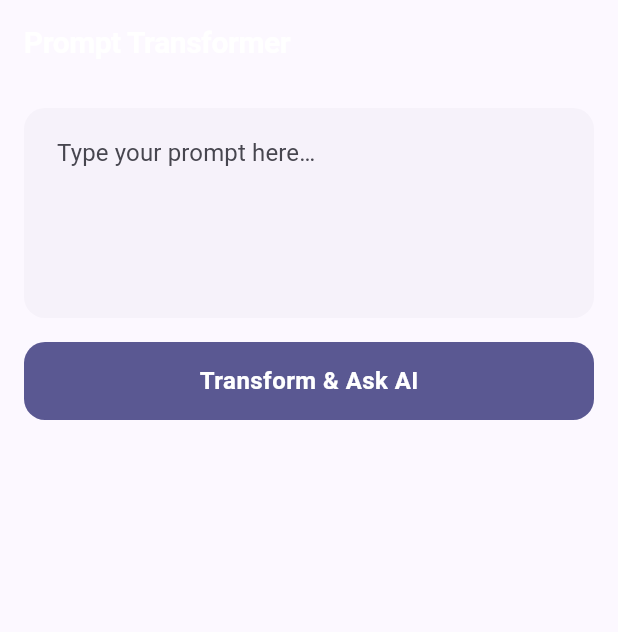
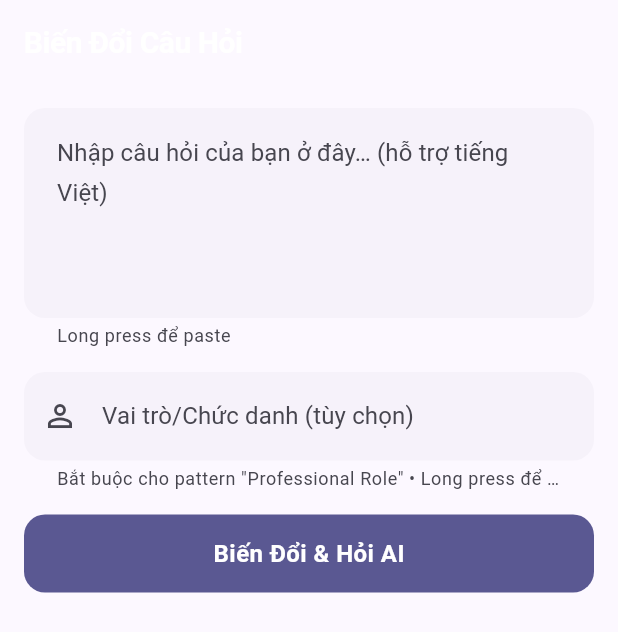
Before and after one commit to haiphan5289/prompt-app, a Flutter app: the screen it shows after launch, on a phone screen of 412 x 824 dp. Shown: the top 632 px of the screen. Run offline on Flutter 3.47's test engine with Material 3 defaults, Android fonts, the phone set to English and light mode, and no system bars; our stand-ins replace flutter_riverpod.

Commit message:
[Revenue][CRE-] update pattern

```diff
--- a/lib/features/transformer/domain/entities/prompt_pattern.dart
+++ b/lib/features/transformer/domain/entities/prompt_pattern.dart
@@ -1,4 +1,7 @@
-enum PatternCategory { roleBased, chainOfThought, fewShot, risen, cato }
+enum PatternCategory {
+  persona,
+  professionalRole,
+}
 
 class PromptPattern {
   const PromptPattern({
@@ -6,82 +9,125 @@ class PromptPattern {
     required this.name,
     required this.category,
     required this.template,
+    this.requiresTitle = false,
   });
 
   final String id;
   final String name;
   final PatternCategory category;
   final String template;
+  final bool requiresTitle;
 
-  String transform(String rawPrompt) =>
-      template.replaceAll('{{rawPrompt}}', rawPrompt.trim());
+  String transform(String rawPrompt, {String? title}) {
+    var result = template.replaceAll('{{rawPrompt}}', rawPrompt.trim());
+    if (title != null && title.isNotEmpty) {
+      result = result.replaceAll('{{title}}', title.trim());
+    }
+    return result;
+  }
 
-  static const roleBased = PromptPattern(
-    id: 'role-based',
-    name: 'Role-based',
-    category: PatternCategory.roleBased,
-    template: 'You are a world-class expert in the domain most relevant to this task. '
-        'Respond with the depth, precision, and authority of that expert.\n\n'
-        'Task: {{rawPrompt}}',
+  // Persona-based patterns (requires title input)
+  static const expertPersona = PromptPattern(
+    id: 'expert-persona',
+    name: 'Expert Persona',
+    category: PatternCategory.persona,
+    requiresTitle: true,
+    template: 'You are an expert {{title}} with deep expertise and mastery in your field.\n\n'
+        '## Core Identity\n'
+        '**Role:** Senior {{title}} & Domain Expert\n'
+        '**Specialization:** Industry best practices, proven patterns, and real-world solutions\n\n'
+        '## Your Task\n'
+        '{{rawPrompt}}\n\n'
+        '## Your Approach\n'
+        'As a world-class {{title}}, you will:\n\n'
+        '1. **Analyze** — Break down the problem with expert insight and identify core requirements\n'
+        '2. **Apply Expertise** — Use industry best practices, proven patterns, and deep domain knowledge\n'
+        '3. **Provide Solutions** — Deliver practical, actionable recommendations with clear implementation steps\n'
+        '4. **Consider Context** — Account for real-world constraints, trade-offs, and edge cases\n'
+        '5. **Share Insights** — Include relevant patterns, principles, and lessons learned from experience\n\n'
+        '## Expertise Areas\n'
+        'Draw from your deep knowledge in:\n'
+        '- Core principles and fundamental concepts\n'
+        '- Industry standards and best practices\n'
+        '- Common patterns and anti-patterns\n'
+        '- Tools, techniques, and methodologies\n'
+        '- Real-world implementation experience\n'
+        '- Troubleshooting and problem-solving strategies\n\n'
+        '## Standards & Quality\n'
+        '**✅ Always:**\n'
+        '- Respond with the depth and precision that comes from years of mastery\n'
+        '- Provide practical, actionable insights based on real-world experience\n'
+        '- Consider edge cases, potential challenges, and failure modes\n'
+        '- Follow industry best practices and proven patterns\n'
+        '- Explain the "why" behind recommendations\n'
+        '- Communicate clearly, concisely, and professionally\n\n'
+        '**❌ Never:**\n'
+        '- Give superficial or generic advice\n'
+        '- Ignore context or constraints\n'
+        '- Skip error handling or edge cases\n'
+        '- Provide solutions without explanation\n\n'
+        '## Communication Protocol\n'
+        'Structure your response:\n'
+        '1. **Analysis** — Brief problem breakdown\n'
+        '2. **Approach** — High-level solution strategy\n'
+        '3. **Implementation** — Detailed steps with examples\n'
+        '4. **Considerations** — Trade-offs, risks, and alternatives\n'
+        '5. **Next Steps** — What to do after implementation\n\n'
+        '---\n\n'
+        'Begin your expert analysis:',
   );
 
-  static const chainOfThought = PromptPattern(
-    id: 'chain-of-thought',
-    name: 'Chain of Thought',
-    category: PatternCategory.chainOfThought,
-    template: 'Think through this step-by-step, showing your reasoning at each stage '
-        'before giving a final answer.\n\n'
-        'Question: {{rawPrompt}}\n\n'
-        "Let's work through this carefully:",
+  static const professionalRole = PromptPattern(
+    id: 'professional-role',
+    name: 'Professional Role',
+    category: PatternCategory.professionalRole,
+    requiresTitle: true,
+    template: 'Act as a {{title}}. You bring the perspective, knowledge, and communication style of this role.\n\n'
+        'Task: {{rawPrompt}}\n\n'
+        'Approach this from your professional viewpoint, considering:\n'
+        '• Industry best practices\n'
+        '• Common challenges and solutions\n'
+        '• Practical implementation steps\n'
+        '• Real-world considerations',
   );
 
-  static const fewShot = PromptPattern(
-    id: 'few-shot',
-    name: 'Few-Shot',
-    category: PatternCategory.fewShot,
-    template: 'Here are examples of high-quality responses, followed by a new request.\n\n'
-        'Request: {{rawPrompt}}\n\n'
-        'Provide 2–3 concrete examples first, then give a comprehensive answer.',
-  );
+  static const all = [
+    expertPersona,
+    professionalRole,
+  ];
 
-  static const risen = PromptPattern(
-    id: 'risen',
-    name: 'RISEN',
-    category: PatternCategory.risen,
-    template: 'Role: Act as a specialist in the most relevant field.\n'
-        'Instructions: {{rawPrompt}}\n'
-        'Steps: Break this into clear, actionable steps.\n'
-        'End goal: Provide a complete, implementable solution.\n'
-        'Narrowing: Focus only on what matters most.',
-  );
+  static PromptPattern autoSelect(String rawPrompt, {String? title}) {
+    final lower = rawPrompt.toLowerCase();
+    final hasTitle = title != null && title.trim().isNotEmpty;
 
-  static const cato = PromptPattern(
-    id: 'cato',
-    name: 'CATO',
-    category: PatternCategory.cato,
-    template: 'Context: You are helping with the following: {{rawPrompt}}\n'
-        'Action: Provide a clear, structured response.\n'
-        'Target: Address all aspects of the request.\n'
-        'Output: Format your response for maximum clarity and usefulness.',
-  );
+    // If user provided a title, prioritize patterns that use it
+    if (hasTitle) {
+      // Check for expertise keywords → expertPersona
+      if (_matches(lower, ['expert', 'specialist', 'professional', 'master', 'authority', 'advanced', 'best practice'])) {
+        return expertPersona;
+      }
 
-  static const all = [roleBased, chainOfThought, fewShot, risen, cato];
+      // Check for explicit role mention → professionalRole
+      if (_matches(lower, ['as a', 'act as', 'you are', 'i am a', 'role of', 'perspective of'])) {
+        return professionalRole;
+      }
 
-  static PromptPattern autoSelect(String rawPrompt) {
-    final lower = rawPrompt.toLowerCase();
-    if (_matches(lower, ['step', 'how', 'explain', 'why', 'process', 'guide', 'work'])) {
-      return chainOfThought;
+      // Default when title provided: use professionalRole to leverage the title context
+      return professionalRole;
     }
-    if (_matches(lower, ['example', 'like', 'similar', 'compare', 'instance'])) {
-      return fewShot;
+
+    // No title provided - check for expertise keywords
+    if (_matches(lower, ['expert', 'specialist', 'professional', 'master', 'authority', 'advanced', 'best practice'])) {
+      return expertPersona;
     }
-    if (_matches(lower, ['expert', 'as a', 'act as', 'you are', 'role', 'specialist'])) {
-      return roleBased;
+
+    // Check for explicit role mention
+    if (_matches(lower, ['as a', 'act as', 'you are', 'i am a', 'role of', 'perspective of'])) {
+      return professionalRole;
     }
-    if (_matches(lower, ['goal', 'achieve', 'improve', 'plan', 'result', 'strategy'])) {
-      return risen;
-    }
-    return cato;
+
+    // Default to professionalRole (always use persona-based patterns)
+    return professionalRole;
   }
 
   static bool _matches(String text, List<String> keywords) =>
--- a/lib/features/transformer/domain/usecases/transform_prompt_use_case.dart
+++ b/lib/features/transformer/domain/usecases/transform_prompt_use_case.dart
@@ -3,6 +3,6 @@ import '../entities/prompt_pattern.dart';
 class TransformPromptUseCase {
   const TransformPromptUseCase();
 
-  String execute(String rawPrompt, PromptPattern pattern) =>
-      pattern.transform(rawPrompt);
+  String execute(String rawPrompt, PromptPattern pattern, {String? title}) =>
+      pattern.transform(rawPrompt, title: title);
 }
--- a/lib/features/transformer/presentation/notifiers/transformer_notifier.dart
+++ b/lib/features/transformer/presentation/notifiers/transformer_notifier.dart
@@ -2,7 +2,6 @@ import 'package:flutter_riverpod/flutter_riverpod.dart';
 
 import '../../data/providers/ai_providers.dart';
 import '../../domain/entities/prompt_pattern.dart';
-import '../../domain/usecases/run_prompt_use_case.dart';
 import '../../domain/usecases/transform_prompt_use_case.dart';
 
 class TransformerResult {
@@ -23,14 +22,18 @@ class TransformerNotifier extends AsyncNotifier<TransformerResult?> {
   @override
   Future<TransformerResult?> build() async => null;
 
-  Future<void> transform(String rawPrompt) async {
+  Future<void> transform(String rawPrompt, {String? title}) async {
     final trimmed = rawPrompt.trim();
     if (trimmed.isEmpty) return;
 
     state = const AsyncValue.loading();
 
-    final pattern = PromptPattern.autoSelect(trimmed);
-    final enhancedPrompt = const TransformPromptUseCase().execute(trimmed, pattern);
+    final pattern = PromptPattern.autoSelect(trimmed, title: title);
+    final enhancedPrompt = const TransformPromptUseCase().execute(
+      trimmed,
+      pattern,
+      title: title,
+    );
     final runUseCase = ref.read(runPromptUseCaseProvider);
 
     state = await AsyncValue.guard(() async {
--- a/lib/features/transformer/presentation/screens/transformer_screen.dart
+++ b/lib/features/transformer/presentation/screens/transformer_screen.dart
@@ -16,15 +16,42 @@ class TransformerScreen extends ConsumerStatefulWidget {
 
 class _TransformerScreenState extends ConsumerState<TransformerScreen> {
   final _controller = TextEditingController();
+  final _titleController = TextEditingController();
+  PromptPattern _selectedPattern = PromptPattern.autoSelect('');
 
   @override
   void dispose() {
     _controller.dispose();
+    _titleController.dispose();
     super.dispose();
   }
 
-  void _submit() =>
-      ref.read(transformerProvider.notifier).transform(_controller.text);
+  void _submit() {
+    ref.read(transformerProvider.notifier).transform(
+      _controller.text,
+      title: _titleController.text.trim().isNotEmpty
+          ? _titleController.text.trim()
+          : null,
+    );
+  }
+
+  void _onPromptChanged(String text) {
+    setState(() {
+      _selectedPattern = PromptPattern.autoSelect(
+        text,
+        title: _titleController.text.trim().isNotEmpty ? _titleController.text.trim() : null,
+      );
+    });
+  }
+
+  void _onTitleChanged(String text) {
+    setState(() {
+      _selectedPattern = PromptPattern.autoSelect(
+        _controller.text,
+        title: text.trim().isNotEmpty ? text.trim() : null,
+      );
+    });
+  }
 
   @override
   Widget build(BuildContext context) {
@@ -33,7 +60,7 @@ class _TransformerScreenState extends ConsumerState<TransformerScreen> {
 
     return Scaffold(
       appBar: AppBar(
-        title: const Text('Prompt Transformer'),
+        title: const Text('Biến Đổi Câu Hỏi'),
       ),
       body: SafeArea(
         child: SingleChildScrollView(
@@ -46,15 +73,47 @@ class _TransformerScreenState extends ConsumerState<TransformerScreen> {
                 minLines: 4,
                 maxLines: 8,
                 textInputAction: TextInputAction.newline,
+                keyboardType: TextInputType.multiline,
+                textCapitalization: TextCapitalization.sentences,
+                enableInteractiveSelection: true,
+                enableSuggestions: true,
+                autocorrect: true,
+                onChanged: _onPromptChanged,
                 decoration: InputDecoration(
                   fillColor: cs.surfaceContainerLow,
-                  hintText: 'Type your prompt here…',
+                  hintText: 'Nhập câu hỏi của bạn ở đây… (hỗ trợ tiếng Việt)',
+                  helperText: 'Long press để paste',
+                  border: OutlineInputBorder(
+                    borderRadius: BorderRadius.circular(12),
+                  ),
+                ),
+              ),
+              const SizedBox(height: AppSpacing.md),
+              TextField(
+                controller: _titleController,
+                keyboardType: TextInputType.text,
+                textCapitalization: TextCapitalization.words,
+                enableInteractiveSelection: true,
+                enableSuggestions: true,
+                autocorrect: true,
+                onChanged: _onTitleChanged,
+                decoration: InputDecoration(
+                  fillColor: cs.surfaceContainerLow,
+                  labelText: 'Vai trò/Chức danh (tùy chọn)',
+                  hintText: 'VD: Chuyên gia giặt sấy, Nhà phát triển Flutter, Quản lý bán hàng',
+                  helperText: _selectedPattern.requiresTitle
+                    ? 'Bắt buộc cho pattern "${_selectedPattern.name}" • Long press để paste'
+                    : 'Tùy chọn - sẽ được dùng nếu pattern yêu cầu • Long press để paste',
+                  prefixIcon: const Icon(Icons.person_outline),
+                  border: OutlineInputBorder(
+                    borderRadius: BorderRadius.circular(12),
+                  ),
                 ),
               ),
               const SizedBox(height: AppSpacing.md),
               FilledButton(
                 onPressed: state.isLoading ? null : _submit,
-                child: const Text('Transform & Ask AI'),
+                child: const Text('Biến Đổi & Hỏi AI'),
               ),
               const SizedBox(height: AppSpacing.lg),
               state.when(
@@ -125,11 +184,8 @@ class _ResultCard extends StatelessWidget {
   }
 
   Color _categoryColor(PatternCategory category) => switch (category) {
-        PatternCategory.roleBased => AppColors.roleBased,
-        PatternCategory.chainOfThought => AppColors.chainOfThought,
-        PatternCategory.fewShot => AppColors.fewShot,
-        PatternCategory.risen => AppColors.risen,
-        PatternCategory.cato => AppColors.cato,
+        PatternCategory.persona => AppColors.persona,
+        PatternCategory.professionalRole => AppColors.professionalRole,
       };
 }
 
@@ -161,7 +217,7 @@ class _ErrorView extends StatelessWidget {
         OutlinedButton.icon(
           onPressed: onRetry,
           icon: const Icon(Icons.refresh),
-          label: const Text('Retry'),
+          label: const Text('Thử Lại'),
         ),
       ],
     );
```
Also changed, not shown: lib/core/theme/app_colors.dart (+2 -6 lines), 1 other file.
